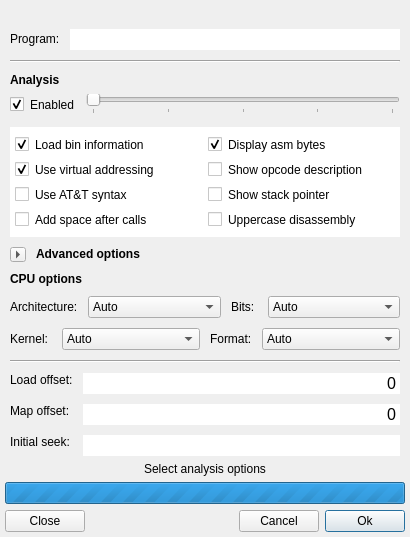
Above: src/optionsdialog.ui from rizinorg/cutter before the change. Below: the same form after it.
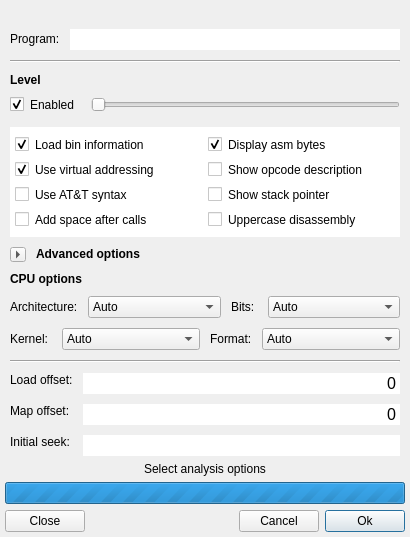
That is the form after the change. Icons and pictures are not drawn.

Commit message: Changed anal options description

Diff of the .ui file:
```diff
--- a/src/optionsdialog.ui
+++ b/src/optionsdialog.ui
@@ -202,14 +202,14 @@
                </font>
               </property>
               <property name="text">
-               <string>Analysis</string>
+               <string>Level</string>
               </property>
              </widget>
             </item>
             <item>
              <layout class="QHBoxLayout" name="horizontalLayout_8">
               <property name="spacing">
-               <number>10</number>
+               <number>15</number>
               </property>
               <item>
                <widget class="QCheckBox" name="analCheckBox">
@@ -257,7 +257,7 @@
                  <bool>false</bool>
                 </property>
                 <property name="tickPosition">
-                 <enum>QSlider::TicksBelow</enum>
+                 <enum>QSlider::NoTicks</enum>
                 </property>
                </widget>
               </item>
```
The commit also changes 1 other file.
